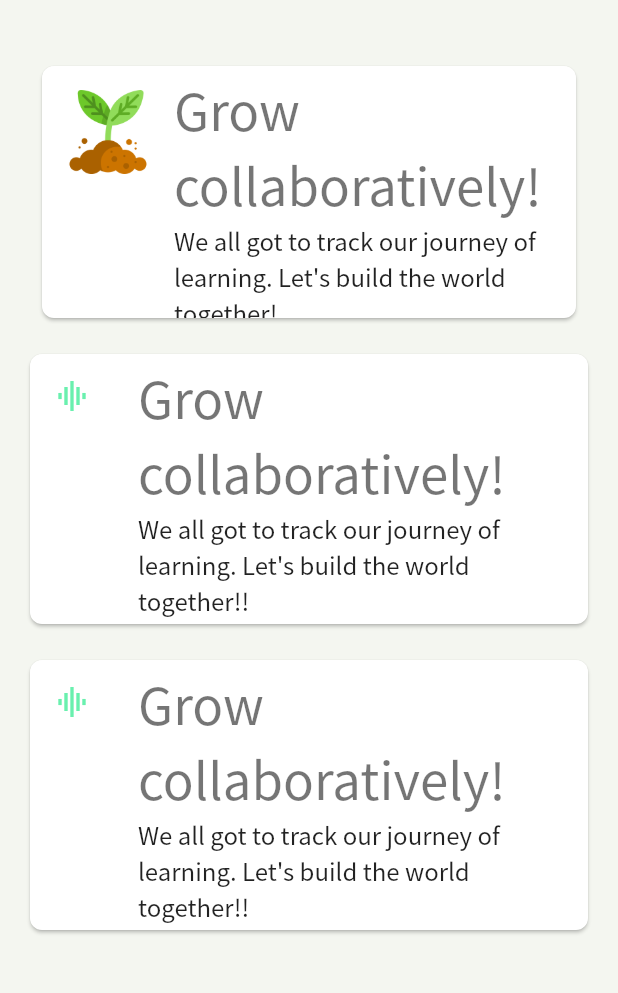
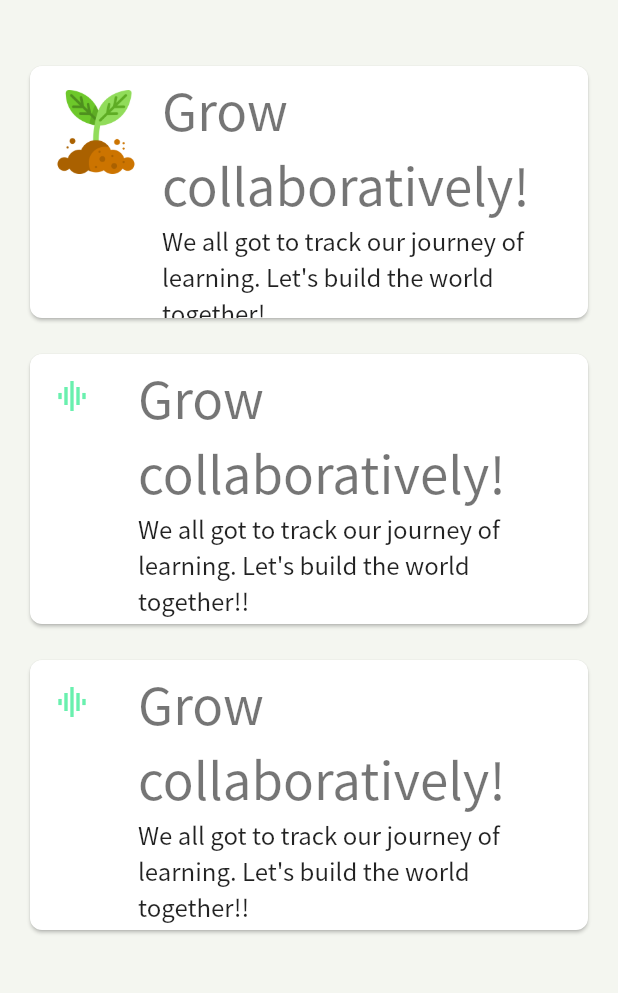
Before and after one commit to aliakbark/flutter_consciousness, a Flutter app: the Dashboard screen opened directly, on a phone screen of 412 x 824 dp, the part 201-1194 px from its top. Run offline on Flutter 3.47's test engine with Material 2 defaults, Android fonts, the phone set to English and light mode, and no system bars; drawn by our look-alikes of carousel_slider; our stand-ins replace bottom_navy_bar, cloud_firestore, community_material_icon, dio, firebase_auth, rxdart and 3 more; missing offline and left inert: country_pickers; accounts and stored records are empty.

Commit message:
dashboard

```diff
--- a/lib/src/ui/screens/dashboard/dashboard.dart
+++ b/lib/src/ui/screens/dashboard/dashboard.dart
@@ -103,7 +103,7 @@ class _DashboardSate extends State<Dashboard> {
     return Container(
       height: 192.0,
       width: MediaQuery.of(context).size.width,
-      padding: EdgeInsets.symmetric(vertical: 8.0, horizontal: 8.0),
+      padding: EdgeInsets.symmetric(vertical: 8.0, horizontal: 0.0),
       child: CarouselSlider(
         autoPlay: true,
         pauseAutoPlayOnTouch: Duration(seconds: 3),
```
